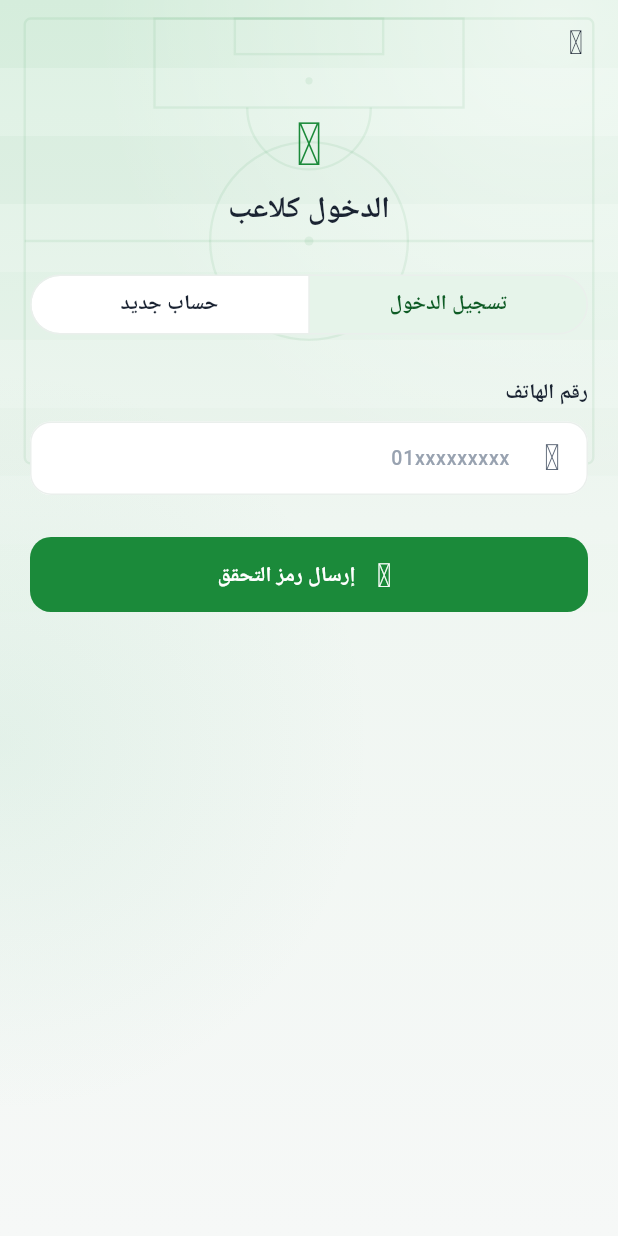
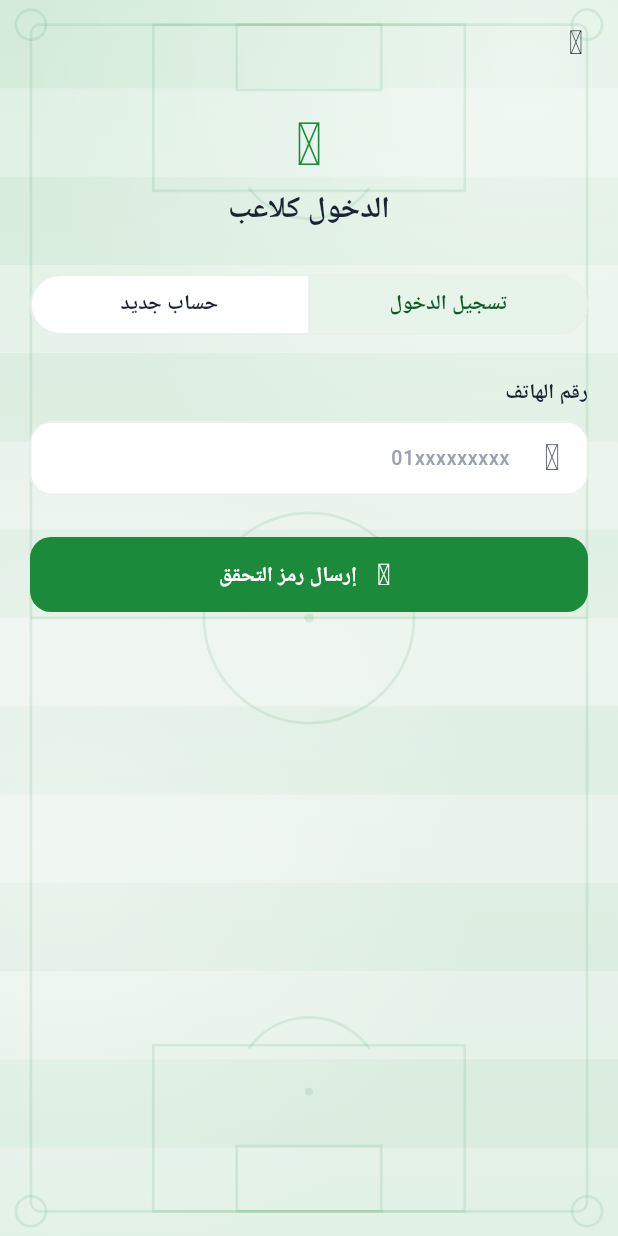
Before and after one commit to AhmedAbdElmeneam/taqsima, a Flutter app: the screen it shows after launch, after a tap on "أنا لاعب", on a phone screen of 412 x 824 dp. Run offline on Flutter 3.47's test engine with Material 3 defaults, Android fonts, the phone set to English and light mode, and no system bars; our stand-ins replace flutter_riverpod, go_router, google_fonts; Roboto replaces fonts that are missing (Cairo).

Commit message:
Scroll-with-content tabs, full-screen pitch background, compact buttons
- Calendar, requests and profile: no app bar; title scrolls with the page
  and fades under the status bar like the home screen
- Background is a full pitch over the whole screen; cards are slightly
  see-through so it shows behind them
- Compact accept/reject, pitch edit/hours buttons and appearance switch

Co-Authored-By: Claude Opus 5.5 <noreply@anthropic.com>

```diff
--- a/lib/core/theme/app_colors.dart
+++ b/lib/core/theme/app_colors.dart
@@ -28,6 +28,11 @@ abstract final class AppColors {
 
   // Surfaces.
   static Color get surface => _c(0xFFFFFFFF, 0xFF18211C);
+
+  /// Card fill: slightly see-through so the pitch background shows behind.
+  static Color get card => isDark
+      ? const Color(0xFF18211C).withOpacity(.82)
+      : Colors.white.withOpacity(.80);
   static Color get surfaceRaised => _c(0xFFFFFFFF, 0xFF1F2A24);
   static Color get background => _c(0xFFF5F7F6, 0xFF0D1410);
   static Color get border => _c(0xFFE2E7E4, 0xFF2B3731);
--- a/lib/core/theme/app_theme.dart
+++ b/lib/core/theme/app_theme.dart
@@ -70,7 +70,7 @@ abstract final class AppTheme {
       iconTheme: IconThemeData(size: 20, color: AppColors.ink),
       cardTheme: CardTheme(
         surfaceTintColor: Colors.transparent,
-        color: AppColors.surface,
+        color: AppColors.card,
         elevation: 0,
         margin: EdgeInsets.zero,
         shape: RoundedRectangleBorder(
--- a/lib/core/widgets/app_background.dart
+++ b/lib/core/widgets/app_background.dart
@@ -33,8 +33,9 @@ class _PitchBackgroundPainter extends CustomPainter {
     final rect = Offset.zero & size;
     final w = size.width;
     final h = size.height;
+    final green = dark ? const Color(0xFF2E7D4F) : const Color(0xFF1B8A3A);
 
-    // 1. Base: grass-tinted wash, fading to neutral further down.
+    // 1. Base: grass-tinted wash over the whole screen.
     canvas.drawRect(
       rect,
       Paint()
@@ -42,25 +43,20 @@ class _PitchBackgroundPainter extends CustomPainter {
           begin: Alignment.topCenter,
           end: Alignment.bottomCenter,
           colors: dark
-              ? const [Color(0xFF0F2318), Color(0xFF0D1712), Color(0xFF0B110E)]
-              : const [Color(0xFFDDF1E3), Color(0xFFEFF6F1), Color(0xFFF6F8F7)],
-          stops: const [0, .42, 1],
+              ? const [Color(0xFF10251A), Color(0xFF0D1913), Color(0xFF0F2117)]
+              : const [Color(0xFFDDF0E2), Color(0xFFEDF5EF), Color(0xFFE2F1E6)],
+          stops: const [0, .5, 1],
         ).createShader(rect),
     );
 
-    // 2. Mowed-grass stripes across the top half, fading out.
-    final stripeH = h * .055;
-    for (var i = 0; i * stripeH < h * .5; i += 2) {
-      final fade = 1 - (i * stripeH) / (h * .5);
-      canvas.drawRect(
-        Rect.fromLTWH(0, i * stripeH, w, stripeH),
-        Paint()
-          ..color = (dark ? const Color(0xFF2E7D4F) : const Color(0xFF1B8A3A))
-              .withOpacity((dark ? .07 : .045) * fade),
-      );
+    // 2. Mowed-grass stripes from top to bottom.
+    final stripeH = h / 14;
+    final stripe = Paint()..color = green.withOpacity(dark ? .075 : .05);
+    for (var i = 0; i < 14; i += 2) {
+      canvas.drawRect(Rect.fromLTWH(0, i * stripeH, w, stripeH), stripe);
     }
 
-    // 3. Light: floodlights in dark mode, soft sun glow in light mode.
+    // 3. Light: floodlights at night, soft daylight glow by day.
     void glow(Offset c, double r, Color color) => canvas.drawCircle(
           c,
           r,
@@ -69,54 +65,61 @@ class _PitchBackgroundPainter extends CustomPainter {
                 .createShader(Rect.fromCircle(center: c, radius: r)),
         );
     if (dark) {
-      glow(Offset(-w * .05, -h * .02), w * .85,
+      glow(Offset(-w * .05, -h * .02), w * .9,
           const Color(0xFFBFF5D2).withOpacity(.10));
-      glow(Offset(w * 1.05, -h * .02), w * .85,
+      glow(Offset(w * 1.05, -h * .02), w * .9,
           const Color(0xFFBFF5D2).withOpacity(.10));
+      glow(Offset(w * .5, h * 1.05), w * .8,
+          const Color(0xFFBFF5D2).withOpacity(.05));
     } else {
-      glow(Offset(w * .9, h * .02), w * .75, Colors.white.withOpacity(.55));
-      glow(Offset(0, h * .6), w * .6, const Color(0xFF7CC9A0).withOpacity(.12));
+      glow(Offset(w * .85, h * .05), w * .8, Colors.white.withOpacity(.55));
+      glow(Offset(w * .1, h * .7), w * .7, Colors.white.withOpacity(.35));
     }
 
-    // 4. Field markings at the top of the screen.
+    // 4. A full pitch, top to bottom of the screen.
     final line = Paint()
-      ..color = (dark ? Colors.white : const Color(0xFF1B8A3A))
-          .withOpacity(dark ? .06 : .08)
+      ..color = (dark ? Colors.white : green).withOpacity(dark ? .08 : .11)
       ..style = PaintingStyle.stroke
-      ..strokeWidth = 1.6;
-    final top = h * .015;
-    final fieldH = h * .36;
-    final midY = top + fieldH / 2;
+      ..strokeWidth = 1.8;
+    final dot = Paint()..color = line.color;
+    final field = Rect.fromLTRB(w * .05, h * .02, w * .95, h * .98);
+    final cx = field.center.dx;
     canvas.drawRRect(
-      RRect.fromRectAndRadius(Rect.fromLTWH(w * .04, top, w * .92, fieldH),
-          const Radius.circular(4)),
-      line,
-    );
-    canvas.drawLine(Offset(w * .04, midY), Offset(w * .96, midY), line);
-    canvas.drawCircle(Offset(w / 2, midY), w * .16, line);
-    // Penalty box + goal area at the top edge.
-    canvas.drawRect(
-        Rect.fromCenter(
-            center: Offset(w / 2, top + fieldH * .1),
-            width: w * .5,
-            height: fieldH * .2),
-        line);
-    canvas.drawRect(
-        Rect.fromCenter(
-            center: Offset(w / 2, top + fieldH * .04),
-            width: w * .24,
-            height: fieldH * .08),
-        line);
-    canvas.drawArc(
-        Rect.fromCircle(
-            center: Offset(w / 2, top + fieldH * .2), radius: w * .1),
-        0,
-        3.1416,
-        false,
-        line);
-    final dot = Paint()..color = line.color;
-    canvas.drawCircle(Offset(w / 2, midY), 3, dot);
-    canvas.drawCircle(Offset(w / 2, top + fieldH * .14), 2.4, dot);
+        RRect.fromRectAndRadius(field, const Radius.circular(6)), line);
+    // Halfway line + centre circle.
+    canvas.drawLine(Offset(field.left, field.center.dy),
+        Offset(field.right, field.center.dy), line);
+    canvas.drawCircle(field.center, w * .17, line);
+    canvas.drawCircle(field.center, 3.2, dot);
+
+    // Penalty area, goal area, spot and arc at both ends.
+    final boxW = field.width * .56;
+    final boxH = field.height * .14;
+    final goalW = field.width * .26;
+    final goalH = field.height * .055;
+    for (final top in [true, false]) {
+      final y0 = top ? field.top : field.bottom;
+      final dir = top ? 1.0 : -1.0;
+      canvas.drawRect(
+          Rect.fromLTRB(cx - boxW / 2, y0, cx + boxW / 2, y0 + dir * boxH),
+          line);
+      canvas.drawRect(
+          Rect.fromLTRB(cx - goalW / 2, y0, cx + goalW / 2, y0 + dir * goalH),
+          line);
+      final spot = Offset(cx, y0 + dir * boxH * .72);
+      canvas.drawCircle(spot, 2.6, dot);
+      canvas.drawArc(Rect.fromCircle(center: spot, radius: w * .12),
+          top ? .62 : 3.1416 + .62, 3.1416 - 1.24, false, line);
+    }
+    // Corner arcs.
+    for (final c in [
+      field.topLeft,
+      field.topRight,
+      field.bottomLeft,
+      field.bottomRight
+    ]) {
+      canvas.drawCircle(c, 10, line);
+    }
   }
 
   @override
--- a/lib/core/widgets/app_button.dart
+++ b/lib/core/widgets/app_button.dart
@@ -2,7 +2,15 @@ import 'package:flutter/material.dart';
 
 import '../theme/app_colors.dart';
 
-/// Full-width, 56px-tall primary action.
+/// Size shared by both buttons. [compact] is for buttons inside cards.
+const _compactHeight = 38.0;
+
+TextStyle? _compactText(BuildContext context) => Theme.of(context)
+    .textTheme
+    .bodyMedium
+    ?.copyWith(fontWeight: FontWeight.w700);
+
+/// Full-width primary action (50px; 38px when [compact]).
 class PrimaryButton extends StatelessWidget {
   const PrimaryButton({
     super.key,
@@ -11,6 +19,7 @@ class PrimaryButton extends StatelessWidget {
     this.icon,
     this.loading = false,
     this.color,
+    this.compact = false,
   });
 
   final String label;
@@ -18,22 +27,24 @@ class PrimaryButton extends StatelessWidget {
   final IconData? icon;
   final bool loading;
   final Color? color;
+  final bool compact;
 
   @override
   Widget build(BuildContext context) {
+    final spinner = compact ? 16.0 : 22.0;
     final child = loading
-        ? const SizedBox(
-            width: 24,
-            height: 24,
-            child: CircularProgressIndicator(
-                strokeWidth: 2.5, color: Colors.white),
+        ? SizedBox(
+            width: spinner,
+            height: spinner,
+            child: const CircularProgressIndicator(
+                strokeWidth: 2.2, color: Colors.white),
           )
         : Row(
             mainAxisSize: MainAxisSize.min,
             children: [
               if (icon != null) ...[
-                Icon(icon, size: 22),
-                const SizedBox(width: 8)
+                Icon(icon, size: compact ? 16 : 20),
+                SizedBox(width: compact ? 6 : 8)
               ],
               Flexible(child: Text(label, overflow: TextOverflow.ellipsis)),
             ],
@@ -42,14 +53,21 @@ class PrimaryButton extends StatelessWidget {
       // Keep the filled color while loading so the white spinner is visible;
       // taps are ignored.
       onPressed: loading && onPressed != null ? () {} : onPressed,
-      style:
-          color == null ? null : FilledButton.styleFrom(backgroundColor: color),
+      style: FilledButton.styleFrom(
+        backgroundColor: color,
+        minimumSize: compact ? const Size.fromHeight(_compactHeight) : null,
+        padding: compact ? const EdgeInsets.symmetric(horizontal: 12) : null,
+        textStyle: compact ? _compactText(context) : null,
+        shape: compact
+            ? RoundedRectangleBorder(borderRadius: BorderRadius.circular(11))
+            : null,
+      ),
       child: child,
     );
   }
 }
 
-/// Full-width outlined secondary action.
+/// Full-width outlined secondary action (50px; 38px when [compact]).
 class SecondaryButton extends StatelessWidget {
   const SecondaryButton({
     super.key,
@@ -57,11 +75,13 @@ class SecondaryButton extends StatelessWidget {
     required this.onPressed,
     this.icon,
     this.color,
+    this.compact = false,
   });
 
   final String label;
   final VoidCallback? onPressed;
   final IconData? icon;
+  final bool compact;
 
   /// Foreground color, e.g. [AppColors.error] for destructive actions.
   final Color? color;
@@ -73,14 +93,24 @@ class SecondaryButton extends StatelessWidget {
       onPressed: onPressed,
       style: OutlinedButton.styleFrom(
         foregroundColor: fg,
+        backgroundColor: AppColors.card,
         side: BorderSide(
-            color: color == null ? AppColors.border : fg.withOpacity(.5),
-            width: 1.5),
+            color: color == null ? AppColors.border : fg.withOpacity(.45),
+            width: compact ? 1.2 : 1.5),
+        minimumSize: compact ? const Size.fromHeight(_compactHeight) : null,
+        padding: compact ? const EdgeInsets.symmetric(horizontal: 12) : null,
+        textStyle: compact ? _compactText(context) : null,
+        shape: compact
+            ? RoundedRectangleBorder(borderRadius: BorderRadius.circular(11))
+            : null,
       ),
       child: Row(
         mainAxisSize: MainAxisSize.min,
         children: [
-          if (icon != null) ...[Icon(icon, size: 22), const SizedBox(width: 8)],
+          if (icon != null) ...[
+            Icon(icon, size: compact ? 16 : 20),
+            SizedBox(width: compact ? 6 : 8)
+          ],
           Flexible(child: Text(label, overflow: TextOverflow.ellipsis)),
         ],
       ),
--- a/lib/core/widgets/common.dart
+++ b/lib/core/widgets/common.dart
@@ -109,7 +109,7 @@ class AppPanel extends StatelessWidget {
         width: double.infinity,
         padding: padding ?? const EdgeInsets.all(16),
         decoration: BoxDecoration(
-          color: color ?? AppColors.surface,
+          color: color ?? AppColors.card,
           borderRadius: BorderRadius.circular(18),
           border: Border.all(color: AppColors.borderSoft),
           boxShadow: color == null ? softShadow : null,
--- a/lib/core/widgets/day_selector.dart
+++ b/lib/core/widgets/day_selector.dart
@@ -36,7 +36,7 @@ class DaySelector extends StatelessWidget {
           final isSelected = Fmt.isSameDay(day, selected);
           final isToday = Fmt.isSameDay(day, today);
           return Material(
-            color: isSelected ? AppColors.primary : AppColors.surface,
+            color: isSelected ? AppColors.primary : AppColors.card,
             shape: RoundedRectangleBorder(
               borderRadius: BorderRadius.circular(16),
               side: BorderSide(
--- a/lib/core/widgets/slot_chip.dart
+++ b/lib/core/widgets/slot_chip.dart
@@ -43,7 +43,7 @@ class SlotChip extends StatelessWidget {
       bg = AppColors.primary;
       border = AppColors.primaryDark;
     } else if (state == SlotState.available) {
-      bg = AppColors.surface;
+      bg = AppColors.card;
       border = AppColors.primary.withOpacity(.35);
     }
 
--- a/lib/features/auth/role_choice_screen.dart
+++ b/lib/features/auth/role_choice_screen.dart
@@ -142,7 +142,7 @@ class _RoleCard extends StatelessWidget {
   Widget build(BuildContext context) {
     final t = Theme.of(context).textTheme;
     return Material(
-      color: AppColors.surface,
+      color: AppColors.card,
       shape: RoundedRectangleBorder(
         borderRadius: BorderRadius.circular(20),
         side: BorderSide(color: AppColors.border, width: 1.5),
--- a/lib/features/owner/dashboard/owner_dashboard_screen.dart
+++ b/lib/features/owner/dashboard/owner_dashboard_screen.dart
@@ -203,7 +203,7 @@ class _StatCard extends StatelessWidget {
       height: 76,
       padding: const EdgeInsets.symmetric(horizontal: 12, vertical: 10),
       decoration: BoxDecoration(
-        color: highlight ? null : AppColors.surface,
+        color: highlight ? null : AppColors.card,
         gradient: highlight
             ? LinearGradient(
                 begin: AlignmentDirectional.topStart,
@@ -291,7 +291,7 @@ class _HourRow extends ConsumerWidget {
       child: Opacity(
         opacity: slot.isPast ? .45 : 1,
         child: Material(
-          color: free ? AppColors.surface.withOpacity(.6) : AppColors.surface,
+          color: free ? AppColors.card.withOpacity(.55) : AppColors.card,
           shape: RoundedRectangleBorder(
             borderRadius: BorderRadius.circular(16),
             side: BorderSide(
--- a/lib/features/player/pitch/pitch_details_screen.dart
+++ b/lib/features/player/pitch/pitch_details_screen.dart
@@ -116,7 +116,7 @@ class _Body extends StatelessWidget {
                       padding: const EdgeInsets.symmetric(
                           horizontal: 14, vertical: 10),
                       decoration: BoxDecoration(
-                        color: AppColors.surface,
+                        color: AppColors.card,
                         borderRadius: BorderRadius.circular(14),
                         border: Border.all(color: AppColors.border),
                       ),
```
Also changed, not shown: lib/core/widgets/app_scroll.dart (+30 -0 lines), lib/features/owner/calendar/weekly_calendar_screen.dart (+14 -16 lines), lib/features/owner/profile/owner_profile_screen.dart (+17 -6 lines), lib/features/owner/requests/booking_requests_screen.dart (+27 -23 lines), lib/features/profile/profile_screen.dart (+13 -8 lines).
